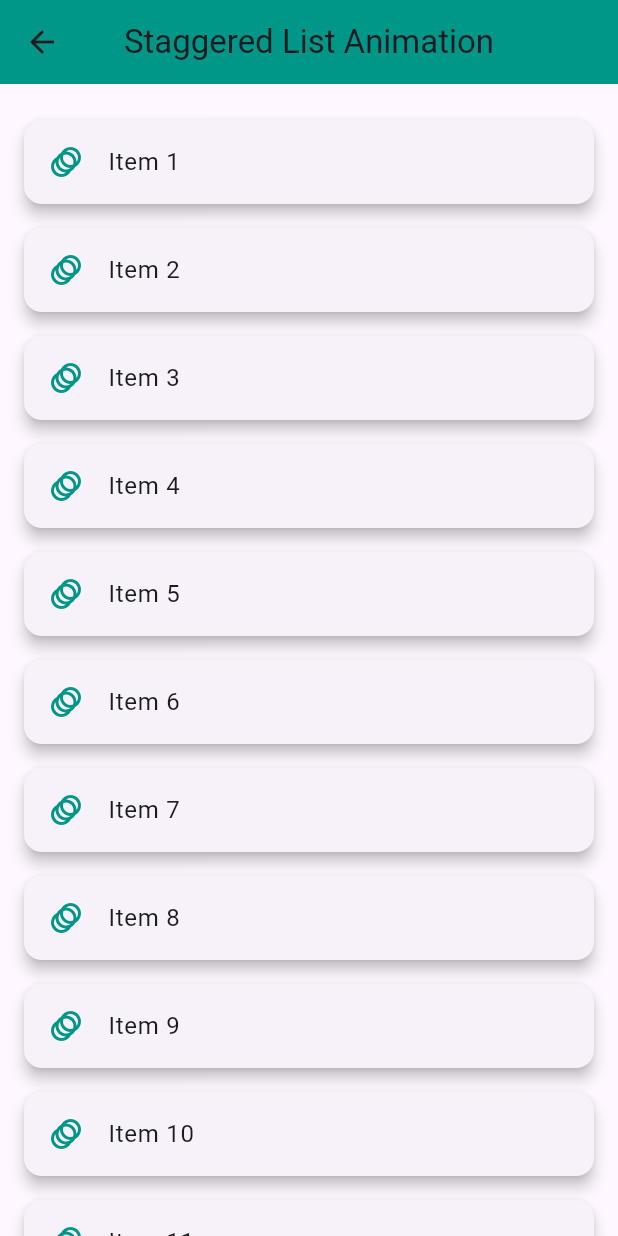
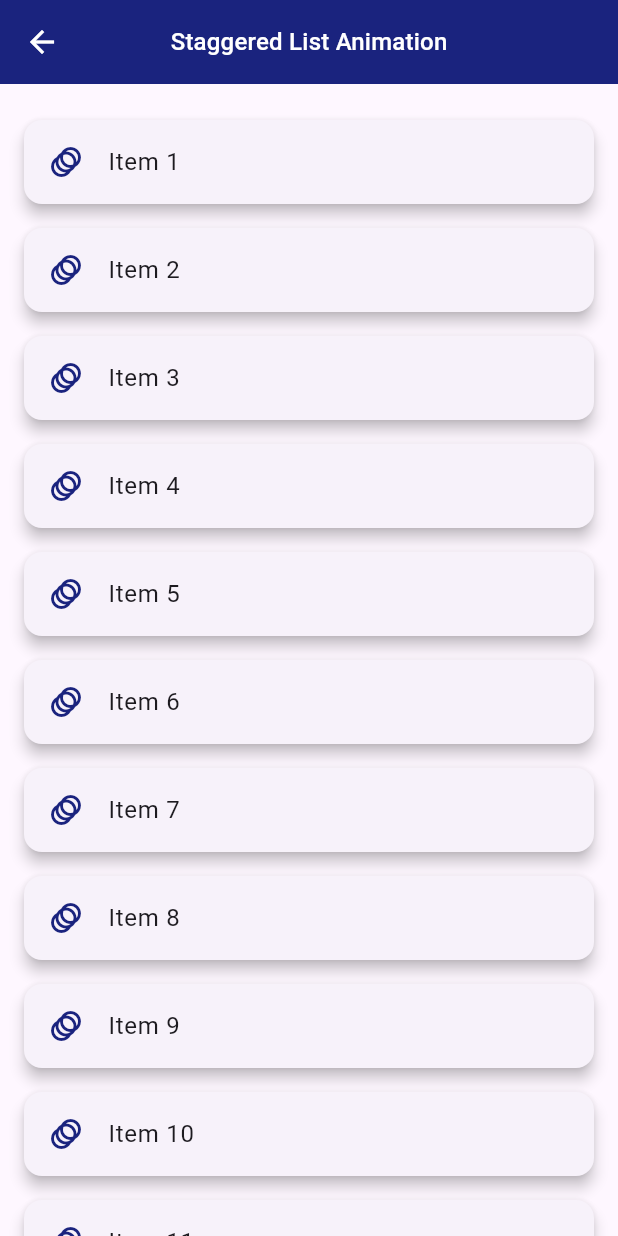
Before and after one commit to Shehryar-dev/useful_packages, a Flutter app: the FlutterStaggeredAnimationsExample screen opened directly, on a phone screen of 412 x 824 dp. Run offline on Flutter 3.47's test engine with Material 3 defaults, Android fonts, the phone set to English and light mode, and no system bars; our stand-ins replace animate_do, animated_list_plus, device_preview, flutter_rating_bar, flutter_staggered_animations, fluttertoast and 3 more; missing offline and left inert: feedback.

Commit message:
Code Update

```diff
--- a/lib/constants/screen_paths.dart
+++ b/lib/constants/screen_paths.dart
@@ -9,6 +9,7 @@ export 'package:useful_packages/packages/5_flutter_rating_bar/flutter_rating_bar
 export 'package:useful_packages/packages/6_animated_list_plus/animated_list_plus.dart';
 export 'package:useful_packages/packages/7_animated_do/animated_do_package.dart';
 export '../packages/8_sample_animation/sample_animation.dart';
+export 'package:useful_packages/packages/9_flutter_staggered_animations/staggered_animations.dart';
 
 
 ///Widgets
@@ -30,6 +31,7 @@ export 'package:animated_list_plus/animated_list_plus.dart';
 export 'package:animated_list_plus/transitions.dart';
 export 'package:animate_do/animate_do.dart';
 export 'package:simple_animations/simple_animations.dart';
+export 'package:flutter_staggered_animations/flutter_staggered_animations.dart';
 
 
 ///Flutter lib
--- a/lib/home/home_screen.dart
+++ b/lib/home/home_screen.dart
@@ -1,6 +1,5 @@
 
 
-import 'package:useful_packages/packages/9_flutter_staggered_animations/staggered_animations.dart';
 
 import '../constants/screen_paths.dart';
 
--- a/lib/packages/9_flutter_staggered_animations/staggered_animations.dart
+++ b/lib/packages/9_flutter_staggered_animations/staggered_animations.dart
@@ -1,5 +1,5 @@
-import 'package:flutter/material.dart';
-import 'package:flutter_staggered_animations/flutter_staggered_animations.dart';
+
+import '../../constants/screen_paths.dart';
 
 class FlutterStaggeredAnimationsExample extends StatelessWidget {
   const FlutterStaggeredAnimationsExample({super.key});
@@ -10,9 +10,10 @@ class FlutterStaggeredAnimationsExample extends StatelessWidget {
 
     return Scaffold(
       appBar: AppBar(
-        title: const Text('Staggered List Animation'),
-        backgroundColor: Colors.teal,
+        title:  Text('Staggered List Animation', style: Theme.of(context).textTheme.titleMedium!.apply(color: Colors.white),),
+        backgroundColor: Colors.indigo.shade900,
         centerTitle: true,
+        iconTheme: IconThemeData(color: Colors.white),
       ),
       body: AnimationLimiter(
         child: ListView.builder(
@@ -30,7 +31,7 @@ class FlutterStaggeredAnimationsExample extends StatelessWidget {
                     margin: const EdgeInsets.symmetric(vertical: 8),
                     shape: RoundedRectangleBorder(borderRadius: BorderRadius.circular(12)),
                     child: ListTile(
-                      leading: const Icon(Icons.animation, color: Colors.teal),
+                      leading:  Icon(Icons.animation, color: Colors.indigo[900]),
                       title: Text(items[index]),
                     ),
                   ),
```
